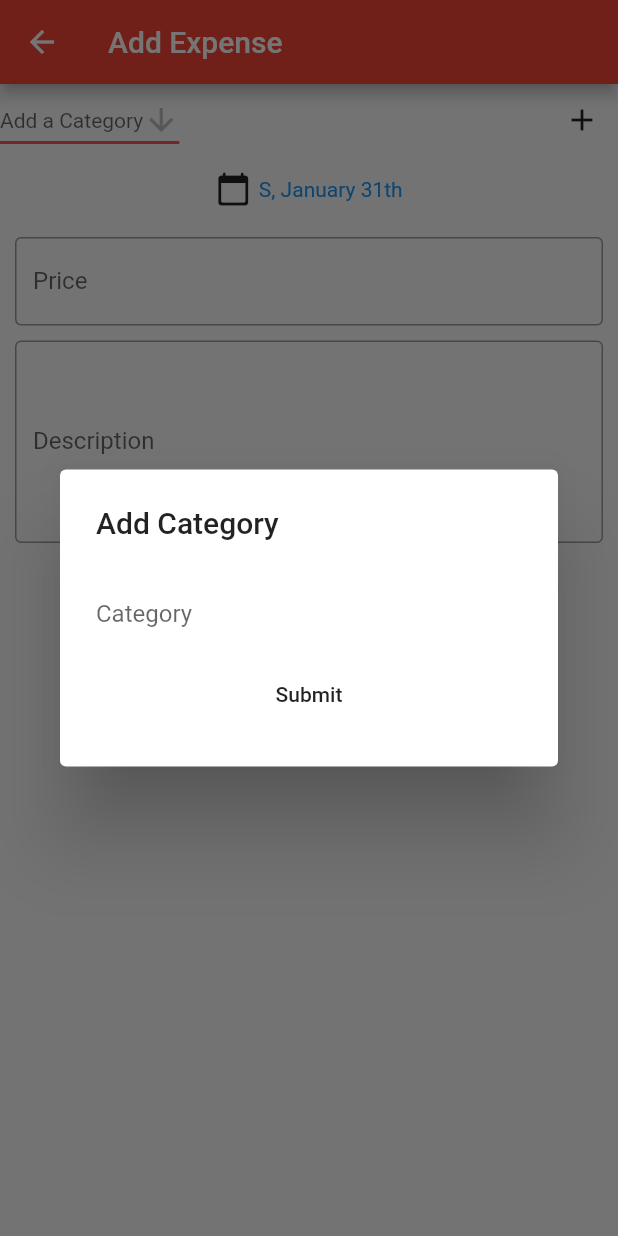
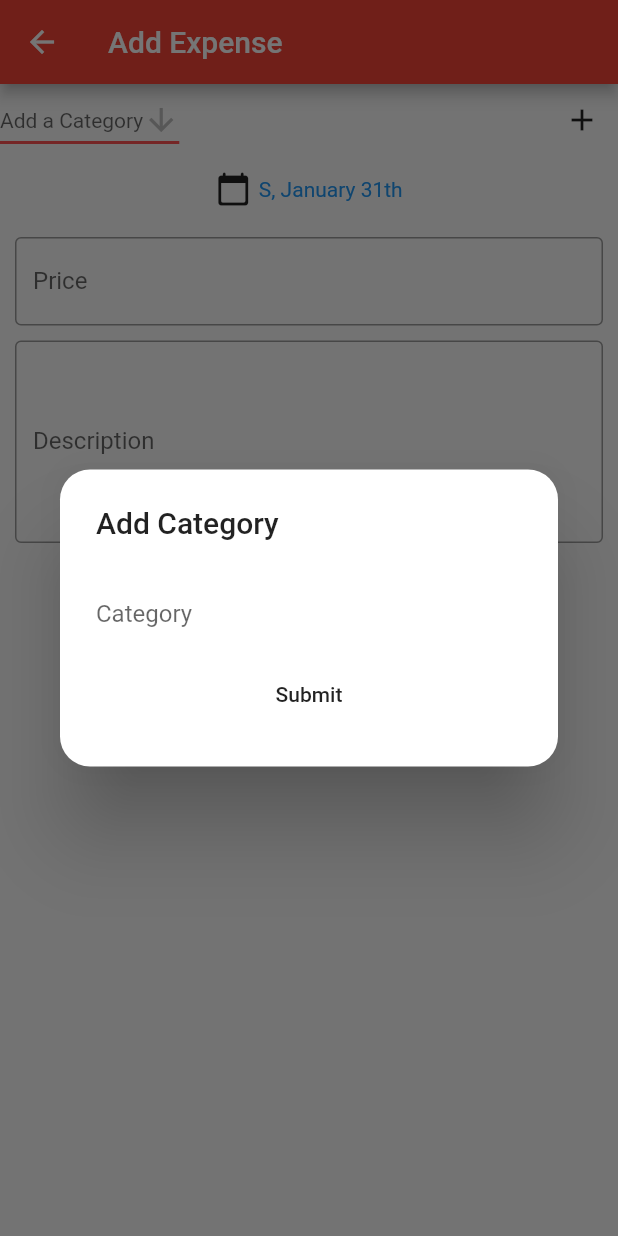
Before and after one commit to StevenJCorreia/expense-tracker-flutter, a Flutter app: the ExpenseScreen screen opened directly with empty values, after a tap on the "add" icon, on a phone screen of 412 x 824 dp. Run offline on Flutter 3.47's test engine with Material 2 defaults, Android fonts, the phone set to English and light mode, and no system bars; our stand-ins replace file_picker, flutter_datetime_picker, shared_preferences, sqflite; accounts and stored records are empty.

Commit message:
Added rounded borders to all dialogs

```diff
--- a/lib/screens/Categories.dart
+++ b/lib/screens/Categories.dart
@@ -136,6 +136,9 @@ class _CategoriesScreenState extends State<CategoriesScreen> {
         context: context,
         builder: (ctx) => AlertDialog(
           title: Text('Add Category'),
+          shape: RoundedRectangleBorder(
+            borderRadius: BorderRadius.all(Radius.circular(20)),
+          ),
           content: SingleChildScrollView(
             child: Container(
               width: MediaQuery.of(context).size.width,
@@ -211,6 +214,9 @@ class _CategoriesScreenState extends State<CategoriesScreen> {
       context: context,
       builder: (ctx) => AlertDialog(
         title: Text('Sort'),
+        shape: RoundedRectangleBorder(
+          borderRadius: BorderRadius.all(Radius.circular(20)),
+        ),
         content: SingleChildScrollView(
           child: Container(
             width: MediaQuery.of(context).size.width,
--- a/lib/screens/Expense.dart
+++ b/lib/screens/Expense.dart
@@ -84,6 +84,9 @@ class _ExpenseScreenState extends State<ExpenseScreen> {
       context: context,
       builder: (ctx) => AlertDialog(
         title: Text('Add Category'),
+        shape: RoundedRectangleBorder(
+          borderRadius: BorderRadius.all(Radius.circular(20)),
+        ),
         content: SingleChildScrollView(
           child: Container(
             width: MediaQuery.of(context).size.width,
@@ -117,6 +120,9 @@ class _ExpenseScreenState extends State<ExpenseScreen> {
   //     // TODO - Figure out how to widen the checkbox text...
   //     builder: (ctx) => AlertDialog(
   //       title: Text('Image'),
+  //       shape: RoundedRectangleBorder(
+  //         borderRadius: BorderRadius.all(Radius.circular(20)),
+  //       ),
   //       content: SingleChildScrollView(
   //       child: Container(
   //           width: double.infinity,
--- a/lib/screens/Expenses.dart
+++ b/lib/screens/Expenses.dart
@@ -448,6 +448,9 @@ class _ExpensesScreenState extends State<ExpensesScreen> {
       context: context,
       builder: (ctx) => AlertDialog(
         title: Text('Sort'),
+        shape: RoundedRectangleBorder(
+          borderRadius: BorderRadius.all(Radius.circular(20)),
+        ),
         content: SingleChildScrollView(
           child: Container(
             width: double.infinity,
@@ -577,6 +580,9 @@ class _ExpensesScreenState extends State<ExpensesScreen> {
         return StatefulBuilder(
           builder: (context, setState) => AlertDialog(
             title: Text('Expense Totals'),
+            shape: RoundedRectangleBorder(
+              borderRadius: BorderRadius.all(Radius.circular(20)),
+            ),
             content: SingleChildScrollView(
               child: Container(
                 width: double.infinity,
--- a/lib/utility/utils.dart
+++ b/lib/utility/utils.dart
@@ -35,6 +35,9 @@ class Utils {
       context: context,
       builder: (ctx) => AlertDialog(
         title: Text(title),
+        shape: RoundedRectangleBorder(
+          borderRadius: BorderRadius.all(Radius.circular(20)),
+        ),
         content: Text(content),
         actions: buttons,
       ),
```
